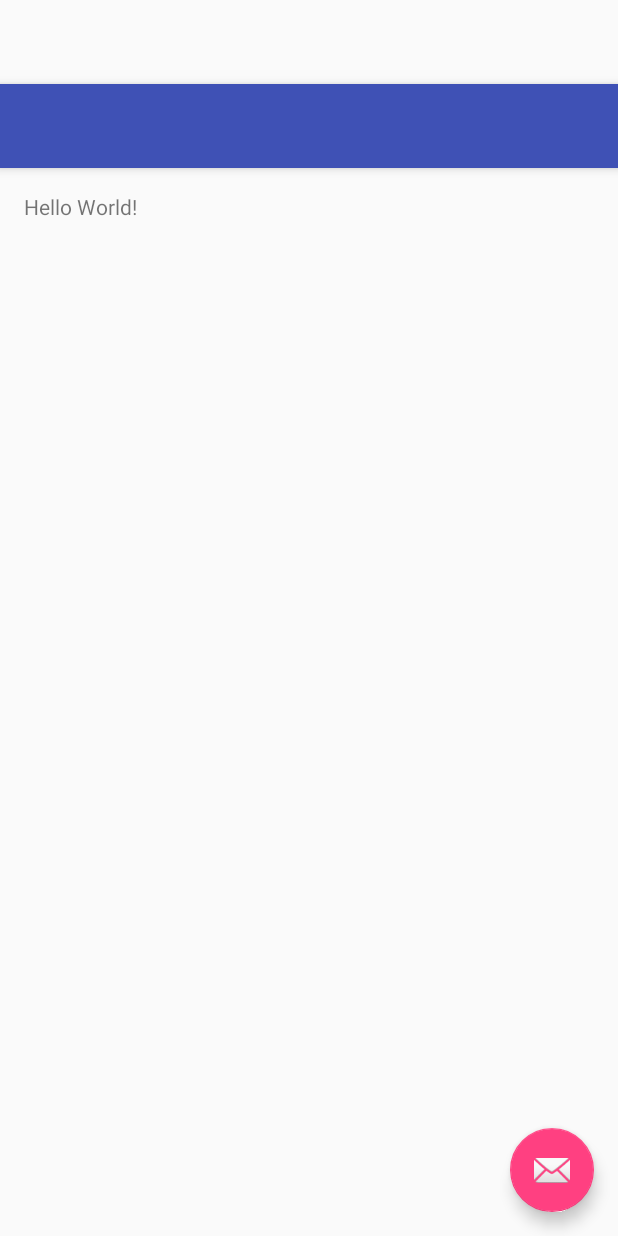
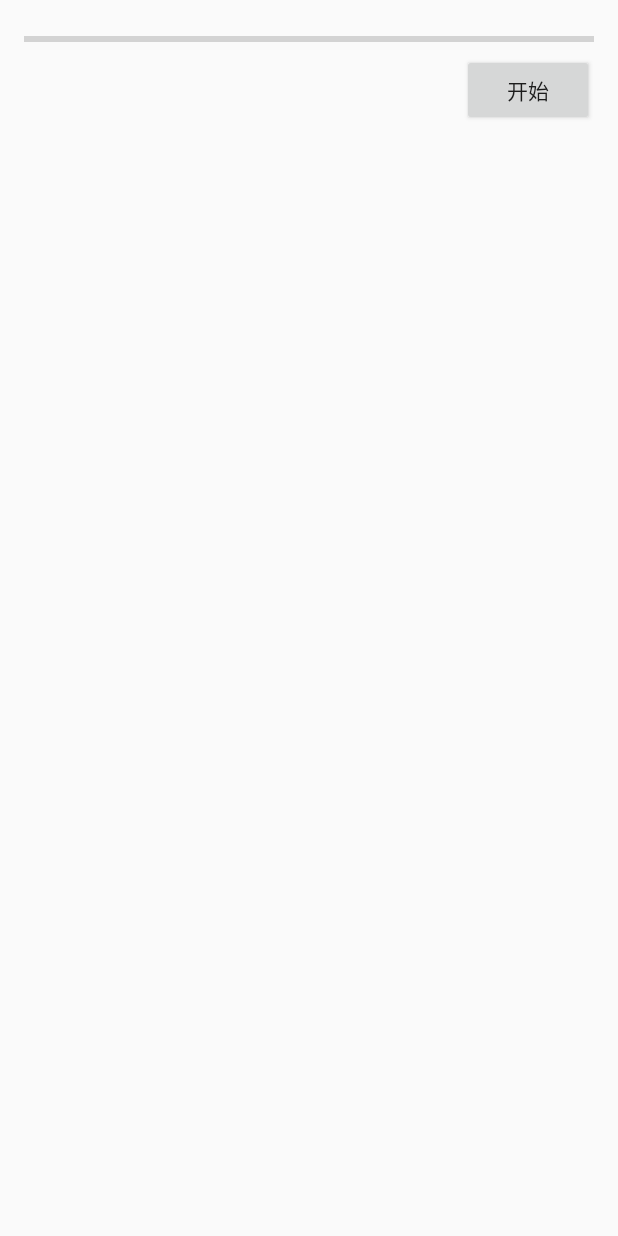
Before and after one commit to siwangqishiq/FileDownloadController, an Android app: the layout activity_main.xml on its own in the app's theme, with its tools: preview values and no code run, on a phone screen of 412 x 824 dp. Run offline under Robolectric (Android 15) with nearby library versions, the phone set to English and light mode, and no system bars.

Commit message:
下载UI界面

```diff
--- a/app/src/main/java/com/xinlan/filedownloadcontroller/core/DownloadListener.java
+++ b/app/src/main/java/com/xinlan/filedownloadcontroller/core/DownloadListener.java
@@ -24,7 +24,7 @@ public interface DownloadListener {
      * @param url
      * @param total
      */
-    void onComplete(final String url,final long total);
+    void onComplete(final String url,final long total,final String path);
 
     /**
      * 下载任务取消
--- a/app/src/main/res/layout/activity_main.xml
+++ b/app/src/main/res/layout/activity_main.xml
@@ -1,35 +1,27 @@
 <?xml version="1.0" encoding="utf-8"?>
-<android.support.design.widget.CoordinatorLayout
-    xmlns:android="http://schemas.android.com/apk/res/android"
+<LinearLayout xmlns:android="http://schemas.android.com/apk/res/android"
     xmlns:app="http://schemas.android.com/apk/res-auto"
     xmlns:tools="http://schemas.android.com/tools"
     android:layout_width="match_parent"
     android:layout_height="match_parent"
-    android:fitsSystemWindows="true"
-    tools:context="com.xinlan.filedownloadcontroller.MainActivity">
+    android:orientation="vertical"
+    android:paddingBottom="@dimen/activity_vertical_margin"
+    android:paddingLeft="@dimen/activity_horizontal_margin"
+    android:paddingRight="@dimen/activity_horizontal_margin"
+    android:paddingTop="@dimen/activity_vertical_margin">
 
-    <android.support.design.widget.AppBarLayout
+    <ProgressBar
+        android:id="@+id/progress_bar"
+        style="?android:attr/progressBarStyleHorizontal"
         android:layout_width="match_parent"
-        android:layout_height="wrap_content"
-        android:theme="@style/AppTheme.AppBarOverlay">
+        android:layout_height="20dp"
+        android:max="100"
+        android:progress="0" />
 
-        <android.support.v7.widget.Toolbar
-            android:id="@+id/toolbar"
-            android:layout_width="match_parent"
-            android:layout_height="?attr/actionBarSize"
-            android:background="?attr/colorPrimary"
-            app:popupTheme="@style/AppTheme.PopupOverlay"/>
-
-    </android.support.design.widget.AppBarLayout>
-
-    <include layout="@layout/content_main"/>
-
-    <android.support.design.widget.FloatingActionButton
-        android:id="@+id/fab"
+    <Button
+        android:id="@+id/btn"
         android:layout_width="wrap_content"
         android:layout_height="wrap_content"
-        android:layout_gravity="bottom|end"
-        android:layout_margin="@dimen/fab_margin"
-        android:src="@android:drawable/ic_dialog_email"/>
-
-</android.support.design.widget.CoordinatorLayout>
+        android:layout_gravity="right"
+        android:text="开始" />
+</LinearLayout>
--- a/app/src/main/res/layout/content_main.xml
+++ /dev/null
@@ -1,20 +0,0 @@
-<?xml version="1.0" encoding="utf-8"?>
-<RelativeLayout
-    xmlns:android="http://schemas.android.com/apk/res/android"
-    xmlns:app="http://schemas.android.com/apk/res-auto"
-    xmlns:tools="http://schemas.android.com/tools"
-    android:layout_width="match_parent"
-    android:layout_height="match_parent"
-    android:paddingBottom="@dimen/activity_vertical_margin"
-    android:paddingLeft="@dimen/activity_horizontal_margin"
-    android:paddingRight="@dimen/activity_horizontal_margin"
-    android:paddingTop="@dimen/activity_vertical_margin"
-    app:layout_behavior="@string/appbar_scrolling_view_behavior"
-    tools:context="com.xinlan.filedownloadcontroller.MainActivity"
-    tools:showIn="@layout/activity_main">
-
-    <TextView
-        android:layout_width="wrap_content"
-        android:layout_height="wrap_content"
-        android:text="Hello World!"/>
-</RelativeLayout>
```
Also changed, not shown: app/src/main/java/com/xinlan/filedownloadcontroller/Constants.java (added, +20 -0 lines), app/src/main/java/com/xinlan/filedownloadcontroller/MainActivity.java (+68 -32 lines), app/src/main/java/com/xinlan/filedownloadcontroller/core/DownloadEngine.java (+46 -8 lines), app/src/main/java/com/xinlan/filedownloadcontroller/core/FileUtil.java (+7 -1 lines), app/src/main/java/com/xinlan/filedownloadcontroller/core/TaskBean.java (+16 -9 lines).
